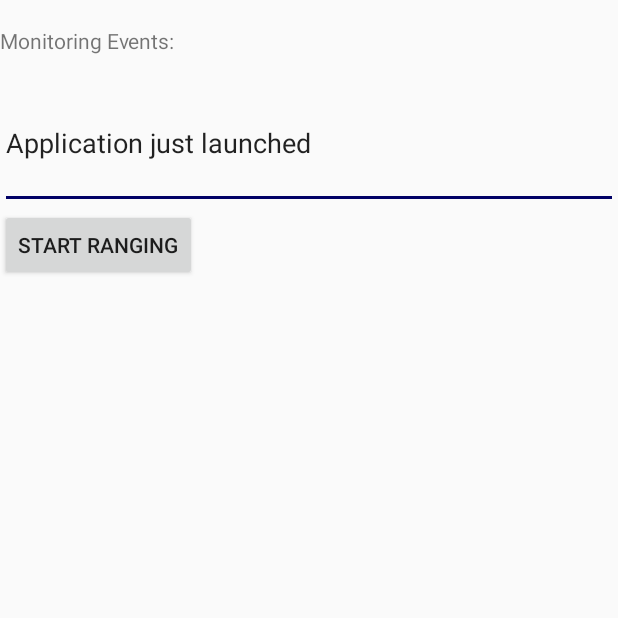
After one commit to CybusHamza/Ticket_Validator, an Android app: the MonitoringActivity screen opened directly, with no data from a screen before it, on a phone screen of 412 x 824 dp, the top half of it. The commit adds this screen. Run offline under Robolectric (Android 15) with nearby library versions, the phone set to English and light mode, and no system bars; libraries missing offline, so code that uses them is left out: org.altbeacon.beacon; network calls fail; 1 statement that could not run was skipped.

Commit message:
Commit by hamza

```diff
--- /dev/null
+++ b/app/src/main/java/com/cybussolutions/ticketvalidator/Activities/MonitoringActivity.java
@@ -0,0 +1,151 @@
+package com.cybussolutions.ticketvalidator.Activities;
+
+import android.Manifest;
+import android.annotation.TargetApi;
+import android.app.Activity;
+import android.app.AlertDialog;
+import android.content.DialogInterface;
+import android.content.Intent;
+import android.content.pm.PackageManager;
+import android.os.Build;
+import android.os.Bundle;
+import android.util.Log;
+import android.view.View;
+import android.widget.EditText;
+
+import com.cybussolutions.ticketvalidator.R;
+
+import org.altbeacon.beacon.BeaconManager;
+
+/**
+ *
+ * @author dyoung
+ * @author Matt Tyler
+ */
+public class MonitoringActivity extends Activity {
+	protected static final String TAG = "MonitoringActivity";
+	private static final int PERMISSION_REQUEST_COARSE_LOCATION = 1;
+
+
+	@Override
+	protected void onCreate(Bundle savedInstanceState) {
+		Log.d(TAG, "onCreate");
+		super.onCreate(savedInstanceState);
+		setContentView(R.layout.activity_monitoring);
+		verifyBluetooth();
+        logToDisplay("Application just launched");
+
+        if (Build.VERSION.SDK_INT >= Build.VERSION_CODES.M) {
+            // Android M Permission check
+            if (this.checkSelfPermission(Manifest.permission.ACCESS_COARSE_LOCATION) != PackageManager.PERMISSION_GRANTED) {
+                final AlertDialog.Builder builder = new AlertDialog.Builder(this);
+                builder.setTitle("This app needs location access");
+                builder.setMessage("Please grant location access so this app can detect beacons in the background.");
+                builder.setPositiveButton(android.R.string.ok, null);
+                builder.setOnDismissListener(new DialogInterface.OnDismissListener() {
+
+                    @TargetApi(23)
+                    @Override
+                    public void onDismiss(DialogInterface dialog) {
+                        requestPermissions(new String[]{Manifest.permission.ACCESS_COARSE_LOCATION},
+                                PERMISSION_REQUEST_COARSE_LOCATION);
+                    }
+
+                });
+                builder.show();
+            }
+        }
+	}
+
+	@Override
+	public void onRequestPermissionsResult(int requestCode,
+                                           String permissions[], int[] grantResults) {
+		switch (requestCode) {
+			case PERMISSION_REQUEST_COARSE_LOCATION: {
+				if (grantResults[0] == PackageManager.PERMISSION_GRANTED) {
+					Log.d(TAG, "coarse location permission granted");
+				} else {
+					final AlertDialog.Builder builder = new AlertDialog.Builder(this);
+					builder.setTitle("Functionality limited");
+					builder.setMessage("Since location access has not been granted, this app will not be able to discover beacons when in the background.");
+					builder.setPositiveButton(android.R.string.ok, null);
+					builder.setOnDismissListener(new DialogInterface.OnDismissListener() {
+
+						@Override
+						public void onDismiss(DialogInterface dialog) {
+						}
+
+					});
+					builder.show();
+				}
+				return;
+			}
+		}
+	}
+
+	public void onRangingClicked(View view) {
+		Intent myIntent = new Intent(this, RangingActivity.class);
+		this.startActivity(myIntent);
+	}
+
+    @Override
+    public void onResume() {
+        super.onResume();
+       // ((BeaconReferenceApplication) this.getApplicationContext()).setMonitoringActivity(this);
+    }
+
+    @Override
+    public void onPause() {
+        super.onPause();
+      //  ((BeaconReferenceApplication) this.getApplicationContext()).setMonitoringActivity(null);
+    }
+
+	private void verifyBluetooth() {
+
+		try {
+			if (!BeaconManager.getInstanceForApplication(this).checkAvailability()) {
+				final AlertDialog.Builder builder = new AlertDialog.Builder(this);
+				builder.setTitle("Bluetooth not enabled");
+				builder.setMessage("Please enable bluetooth in settings and restart this application.");
+				builder.setPositiveButton(android.R.string.ok, null);
+				builder.setOnDismissListener(new DialogInterface.OnDismissListener() {
+					@Override
+					public void onDismiss(DialogInterface dialog) {
+						finish();
+			            System.exit(0);
+					}
+				});
+				builder.show();
+			}
+		}
+		catch (RuntimeException e) {
+			final AlertDialog.Builder builder = new AlertDialog.Builder(this);
+			builder.setTitle("Bluetooth LE not available");
+			builder.setMessage("Sorry, this device does not support Bluetooth LE.");
+			builder.setPositiveButton(android.R.string.ok, null);
+			builder.setOnDismissListener(new DialogInterface.OnDismissListener() {
+
+				@Override
+				public void onDismiss(DialogInterface dialog) {
+					finish();
+		            System.exit(0);
+				}
+
+			});
+			builder.show();
+
+		}
+
+	}
+
+    public void logToDisplay(final String line) {
+    	runOnUiThread(new Runnable() {
+    	    public void run() {
+    	    	EditText editText = (EditText)MonitoringActivity.this
+    					.findViewById(R.id.monitoringText);
+       	    	editText.append(line+"\n");
+    	    }
+    	});
+    }
+
+}
--- a/app/src/main/res/layout/activity_history.xml
+++ b/app/src/main/res/layout/activity_history.xml
@@ -50,7 +50,7 @@
     android:layout_height="wrap_content"
     android:id="@+id/history_list"
     android:divider="#fff"
-    android:dividerHeight="0dp"
+    android:dividerHeight="1dp"
     >
 
 </ListView>
--- /dev/null
+++ b/app/src/main/res/layout/activity_monitoring.xml
@@ -0,0 +1,37 @@
+<RelativeLayout xmlns:android="http://schemas.android.com/apk/res/android"
+    xmlns:tools="http://schemas.android.com/tools"
+    android:layout_width="match_parent"
+    android:layout_height="match_parent"
+    tools:context=".Activities.MonitoringActivity" >
+    <TextView
+        android:id="@+id/textView1"
+        android:layout_width="wrap_content"
+        android:layout_height="wrap_content"
+        android:layout_alignParentLeft="true"
+        android:layout_alignParentTop="true"
+        android:layout_marginTop="17dp"
+        android:text="Monitoring Events:" />
+
+    <EditText
+        android:id="@+id/monitoringText"
+        android:layout_width="match_parent"
+        android:layout_height="wrap_content"
+        android:layout_alignParentLeft="true"
+        android:layout_below="@+id/textView1"
+        android:layout_marginTop="36dp"
+        android:ems="10"
+        android:gravity="left|top"
+        android:inputType="textMultiLine" >
+        <requestFocus />
+    </EditText>
+
+    <Button
+        android:id="@+id/Button01"
+        android:layout_width="wrap_content"
+        android:layout_height="wrap_content"
+        android:layout_alignParentLeft="true"
+        android:onClick="onRangingClicked"
+        android:layout_below="@+id/monitoringText"
+        android:text="Start Ranging" />
+
+</RelativeLayout>
```
Also changed, not shown: app/src/main/AndroidManifest.xml (+13 -1 lines), app/src/main/java/com/cybussolutions/ticketvalidator/Activities/History.java (+60 -92 lines), app/src/main/java/com/cybussolutions/ticketvalidator/Activities/RangingActivity.java (added, +79 -0 lines), app/src/main/java/com/cybussolutions/ticketvalidator/BeaconReferenceApplication.java (added, +133 -0 lines), app/src/main/res/layout/activity_ranging.xml (added, +21 -0 lines), app/src/main/res/layout/row_history_layout.xml (+80 -50 lines).
